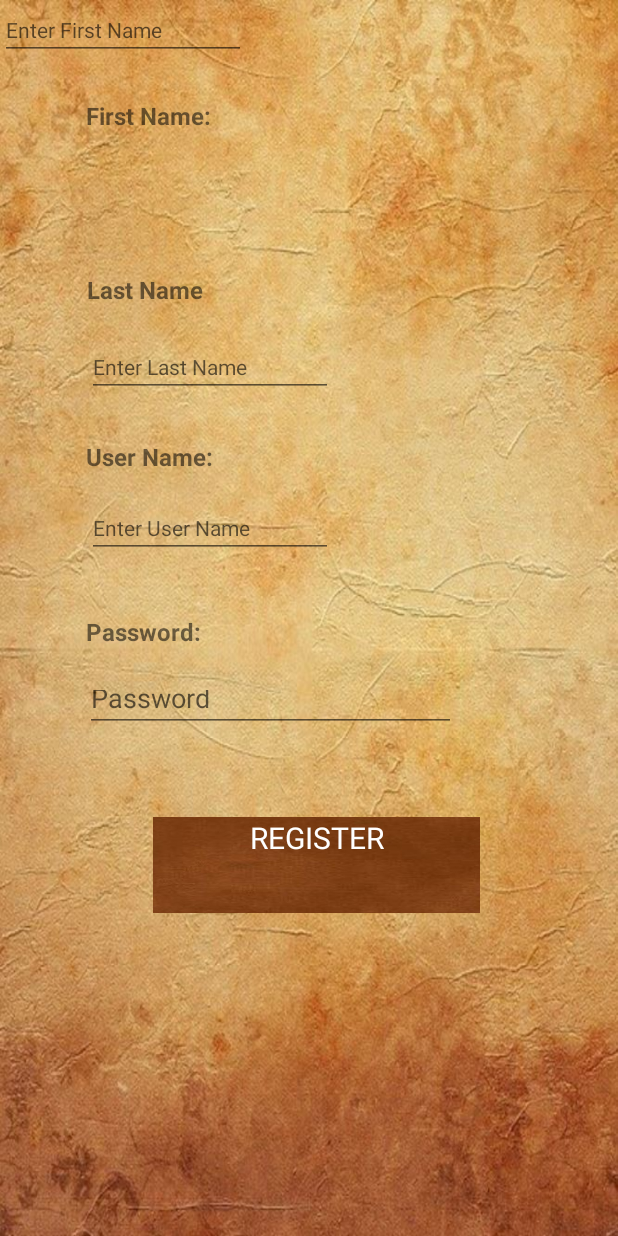
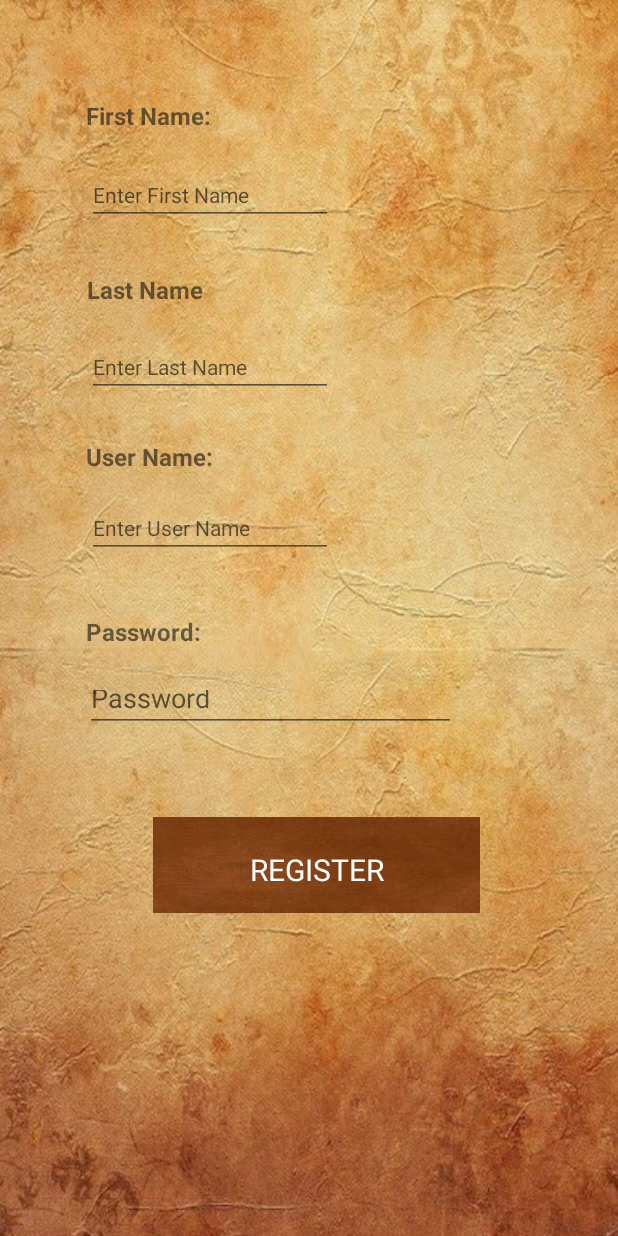
Before and after one commit to Zharrat/BEERS_OF_THE_WORLD, an Android app: the RegisterFragment screen opened through its navigation route, on a phone screen of 412 x 824 dp. Run offline under Robolectric (Android 15) with nearby library versions, the light colour scheme and no system bars; network calls fail.

Commit message:
Navegando entre fragments, funcionando.

```diff
--- a/app/src/main/java/com/example/beers_of_the_world/BeerResponse.kt
+++ b/app/src/main/java/com/example/beers_of_the_world/BeerResponse.kt
@@ -1,6 +1,4 @@
-/*
- * Copyright (c) FS
- */
+
 
 package com.example.beers_of_the_world
 
--- a/app/src/main/java/com/example/beers_of_the_world/ui/fragments/LoginFragment.kt
+++ b/app/src/main/java/com/example/beers_of_the_world/ui/fragments/LoginFragment.kt
@@ -1,4 +1,3 @@
-
 package com.example.beers_of_the_world.ui.fragments
 
 import android.content.Intent
@@ -9,12 +8,11 @@ import android.view.View
 import android.view.ViewGroup
 import android.widget.Toast
 import androidx.activity.OnBackPressedCallback
-import androidx.lifecycle.ViewModel
 import androidx.navigation.NavController
+import androidx.navigation.NavDirections
 import androidx.navigation.fragment.findNavController
 import com.example.beers_of_the_world.R
 import com.example.beers_of_the_world.databinding.FragmentLoginBinding
-import com.example.beers_of_the_world.databinding.FragmentMainBinding
 import com.example.beers_of_the_world.ui.activities.MainActivity
 import com.example.beers_of_the_world.viewModel.LoginViewModel
 import com.google.android.material.dialog.MaterialAlertDialogBuilder
@@ -25,6 +23,7 @@ class LoginFragment : Fragment() {
     private lateinit var binding: FragmentLoginBinding
     private lateinit var navController: NavController
     private lateinit var loginViewModel: LoginViewModel
+
 
     override fun onCreate(savedInstanceState: Bundle?) {
         super.onCreate(savedInstanceState)
@@ -42,7 +41,6 @@ class LoginFragment : Fragment() {
     }
 
 
-
     override fun onViewCreated(view: View, savedInstanceState: Bundle?) {
         super.onViewCreated(view, savedInstanceState)
 
@@ -53,23 +51,51 @@ class LoginFragment : Fragment() {
 
     }
 
+
+    //We create the listeners.
     private fun buildListeners() {
         onFragmentBackPressed(closeSession = true)
-        buttonPassToRegister()
+        //buttonPassToRegister()
         buttonPassToLogin()
         buttonPassWithoutLogin()
+        binding.ibregister.setOnClickListener {
+            manageFragmentsDirections()
+        }
+
+
+
+    }
+    /*   private fun observeButtonToRegister() {
+           MainViewModel.beerSelected.observe(viewLifecycleOwner, Observer {
+               it?.let {
+                   manageFragmentsDirections(it)
+               }
+           })
+       }*/
+
+    /*   private fun buttonPassToRegister() {
+           binding.ivregister.setOnClickListener() {
+               it?.let {
+                   manageFragmentsDirections(it)
+               }
+           }
+       }*/
+
+    private fun manageFragmentsDirections() {
+        findNavController().navigate(LoginFragmentDirections.actionLoginFragmentToRegisterFragment())
     }
 
-    private fun buttonPassToRegister() {
-        binding.ivregister.setOnClickListener() {
-            Toast.makeText(getActivity(), "LAUNCH REGISTER FRAGMENT", Toast.LENGTH_LONG).show();
-            //We create an object of an user.
-        }
-    }
+    /*fun manageFragmentsDirections(user: User) {
+
+       val action: NavDirections = MainFragmentDirections.actionGlobalDetailFragment(user)
+       findNavController().navigate(action)
+
+   }*/
 
     private fun buttonPassToLogin() {
         binding.iblogin.setOnClickListener() {
             Toast.makeText(getActivity(), "LAUNCH LOGIN FRAGMENT", Toast.LENGTH_LONG).show();
+            //We compare the data of the user.
 
 
         }
@@ -78,7 +104,10 @@ class LoginFragment : Fragment() {
     private fun buttonPassWithoutLogin() {
         binding.btenter.setOnClickListener() {
             //Toast.makeText(getActivity(), "LAUNCH LOGIN ACTIVITY", Toast.LENGTH_LONG).show();
+
+            //Starts the second activity.
             startActivity(Intent(requireContext(), MainActivity::class.java))
+            //finish the current activity.
             appFinish()
 
         }
--- a/app/src/main/java/com/example/beers_of_the_world/ui/fragments/RegisterFragment.kt
+++ b/app/src/main/java/com/example/beers_of_the_world/ui/fragments/RegisterFragment.kt
@@ -7,9 +7,12 @@ import androidx.fragment.app.Fragment
 import android.view.LayoutInflater
 import android.view.View
 import android.view.ViewGroup
+import androidx.activity.OnBackPressedCallback
 import androidx.navigation.NavController
+import androidx.navigation.fragment.findNavController
 import com.example.beers_of_the_world.databinding.FragmentRegisterBinding
 import com.example.beers_of_the_world.viewModel.LoginViewModel
+import com.google.android.material.dialog.MaterialAlertDialogBuilder
 
 
 class RegisterFragment : Fragment() {
@@ -33,6 +36,87 @@ class RegisterFragment : Fragment() {
         return binding.root
     }
 
+    override fun onViewCreated(view: View, savedInstanceState: Bundle?) {
+        super.onViewCreated(view, savedInstanceState)
+
+        /*subscribeUI()*/
+
+        buildListeners()
+
+
+    }
+
+    private fun buildListeners() {
+        onFragmentBackPressed(closeSession = true)
+    }
+
+
+    //Function when we press the back button.
+    fun onFragmentBackPressed(
+        closeSession: Boolean,
+        func: (() -> Unit)? = null
+    ) {
+        activity?.onBackPressedDispatcher?.addCallback(
+            viewLifecycleOwner,
+            object : OnBackPressedCallback(true) {
+                override fun handleOnBackPressed() {
+                    if (func != null) {
+                        func()
+                    } else {
+                        if (closeSession) {
+                            question()
+                        } else {
+                            findNavController().popBackStack()
+                        }
+                    }
+                }
+            })
+    }
+
+    //We launch the question.
+    fun question() {
+        finalQuestion(
+            "EXIT",
+            "¿COME BACK?",
+            {
+                //appFinish()
+            })
+    }
+
+    private fun comeBackFirstFragment() {
+        findNavController().navigate(RegisterFragmentDirections.actionRegisterFragmentToLoginFragment())
+    }
+
+    //We ask about going out from the app.
+    fun finalQuestion(
+        title: String,
+        message: String,
+        yesFunc: () -> Unit,
+        noFunc: (() -> Unit)? = null,
+        yesMessage: String? = "YES",
+        noMessage: String? = "NO"
+    ) {
+        MaterialAlertDialogBuilder(requireContext())
+            .setTitle("BEERS OF THE WORLD")
+            .setMessage("¿COME BACK TO LOGIN?")
+            .setPositiveButton("YES") { dialog, _ ->
+                yesFunc()
+                dialog.dismiss()
+                //appFinish()
+                comeBackFirstFragment()
+            }
+            .setNegativeButton("NO") { dialog, _ ->
+                noFunc?.let { noFunc() }
+                dialog.dismiss()
+            }
+            .show()
+    }
+
+    //Exit. App finishes.
+    fun appFinish() {
+        activity?.finish()
+    }
+
     companion object {
 
     }
--- a/app/src/main/res/layout/fragment_login.xml
+++ b/app/src/main/res/layout/fragment_login.xml
@@ -124,7 +124,7 @@
             android:layout_marginTop="432dp"
             android:layout_marginEnd="96dp"
             android:layout_marginBottom="235dp"
-            android:background="@drawable/fondo7"
+            android:background="@drawable/fondo10"
             app:layout_constraintBottom_toBottomOf="parent"
             app:layout_constraintEnd_toEndOf="parent"
             app:layout_constraintHorizontal_bias="0.5"
@@ -163,11 +163,11 @@
             app:layout_constraintTop_toTopOf="parent">
 
             <ImageButton
-                android:id="@+id/ivregister"
+                android:id="@+id/ibregister"
                 android:layout_width="218dp"
                 android:layout_height="64dp"
                 android:layout_gravity="center"
-                android:background="@drawable/fondo7"
+                android:background="@drawable/fondo10"
                 android:textStyle="bold"
                 app:layout_constraintBottom_toBottomOf="parent"
                 app:layout_constraintEnd_toEndOf="parent"
--- a/app/src/main/res/layout/fragment_register.xml
+++ b/app/src/main/res/layout/fragment_register.xml
@@ -143,14 +143,20 @@
             android:id="@+id/etfirstname"
             android:layout_width="164dp"
             android:layout_height="wrap_content"
+            android:layout_marginStart="57dp"
+            android:layout_marginTop="109dp"
+            android:layout_marginEnd="190dp"
+            android:layout_marginBottom="582dp"
             android:ems="10"
             android:hint="Enter First Name"
             android:importantForAutofill="no"
             android:inputType="textPersonName"
             android:textSize="14sp"
-            tools:ignore="MissingConstraints"
-            tools:layout_editor_absoluteX="57dp"
-            tools:layout_editor_absoluteY="109dp" />
+            app:layout_constraintBottom_toBottomOf="parent"
+            app:layout_constraintEnd_toEndOf="parent"
+            app:layout_constraintStart_toStartOf="parent"
+            app:layout_constraintTop_toTopOf="parent"
+            tools:ignore="MissingConstraints" />
 
         <androidx.constraintlayout.widget.ConstraintLayout
             android:layout_width="218dp"
@@ -172,6 +178,7 @@
                 android:background="@drawable/fondo8"
                 android:textStyle="bold"
                 app:layout_constraintBottom_toBottomOf="parent"
+                app:layout_constraintEnd_toEndOf="parent"
                 app:layout_constraintTop_toTopOf="parent"
                 tools:ignore="MissingConstraints" />
 
@@ -180,14 +187,18 @@
                 android:id="@+id/tvregister"
                 android:layout_width="wrap_content"
                 android:layout_height="wrap_content"
+                android:layout_marginStart="64dp"
+                android:layout_marginTop="21dp"
+                android:layout_marginEnd="63dp"
+                android:layout_marginBottom="16dp"
                 android:text="REGISTER"
                 android:textColor="@color/white"
                 android:textSize="20sp"
-                app:layout_constraintEnd_toStartOf="@+id/signbutton"
-                app:layout_constraintHorizontal_bias="0.5"
-                app:layout_constraintStart_toEndOf="@+id/signbutton"
-                tools:ignore="MissingConstraints"
-                tools:layout_editor_absoluteY="16dp" />
+                app:layout_constraintBottom_toBottomOf="parent"
+                app:layout_constraintEnd_toEndOf="parent"
+                app:layout_constraintStart_toStartOf="parent"
+                app:layout_constraintTop_toTopOf="parent"
+                tools:ignore="MissingConstraints" />
 
 
         </androidx.constraintlayout.widget.ConstraintLayout>
--- a/app/src/main/res/navigation/nav_graph_login.xml
+++ b/app/src/main/res/navigation/nav_graph_login.xml
@@ -1,6 +1,5 @@
-<?xml version="1.0" encoding="utf-8"?><!--
-  ~ Copyright (c) FS
-  -->
+<?xml version="1.0" encoding="utf-8"?>
+
 
 <navigation xmlns:android="http://schemas.android.com/apk/res/android"
     xmlns:app="http://schemas.android.com/apk/res-auto"
@@ -10,17 +9,14 @@
     <fragment
         android:id="@+id/loginFragment"
         android:name="com.example.beers_of_the_world.ui.fragments.LoginFragment"
-        android:label="fragment_login"
-        tools:layout="@layout/fragment_login" >
-        <action
-            android:id="@+id/action_loginFragment_to_registerFragment2"
-            app:destination="@id/registerFragment" />
-    </fragment>
+        android:label="fragment_login"/>
+    <action
+        android:id="@+id/action_loginFragment_to_registerFragment"
+        app:destination="@id/registerFragment" />
     <fragment
         android:id="@+id/registerFragment"
         android:name="com.example.beers_of_the_world.ui.fragments.RegisterFragment"
-        android:label="register_home_fragment"
-        tools:layout="@layout/fragment_register" >
+        android:label="fragment_register" >
         <action
             android:id="@+id/action_registerFragment_to_loginFragment"
             app:destination="@id/loginFragment" />
```
Also changed, not shown: app/src/main/java/com/example/beers_of_the_world/User.kt (added, +19 -0 lines), app/src/main/java/com/example/beers_of_the_world/ui/fragments/MainFragment.kt (+17 -41 lines), app/src/main/res/drawable/fondo10.JPG (added), app/src/main/res/drawable/fondo9.JPG (added).
